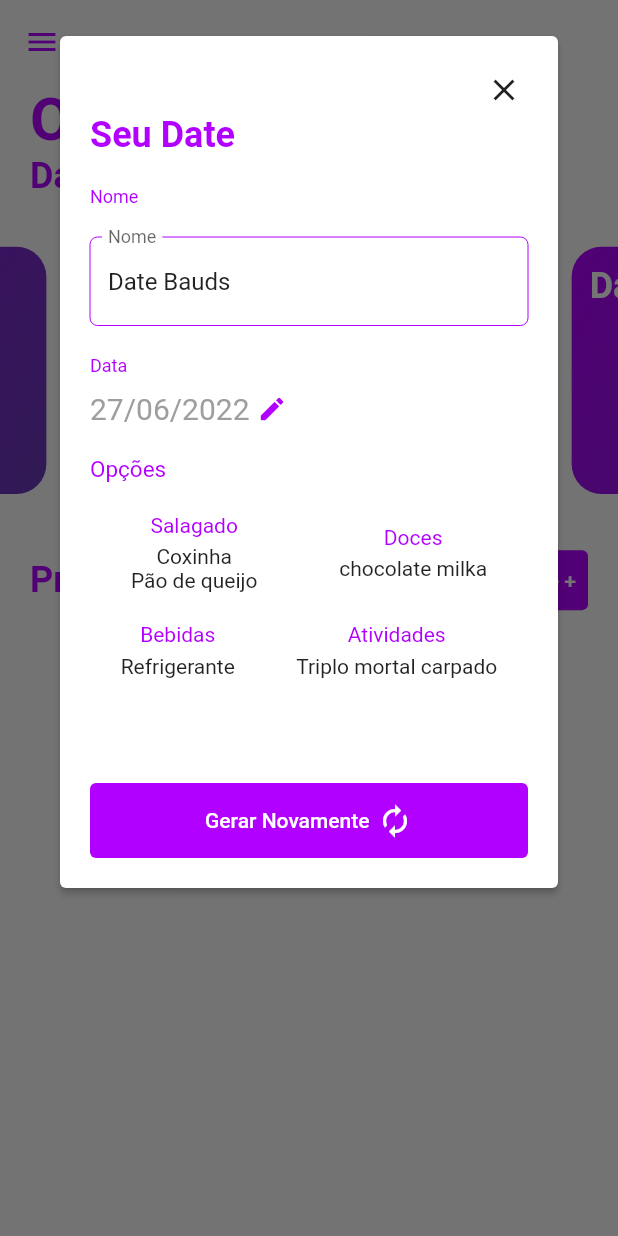
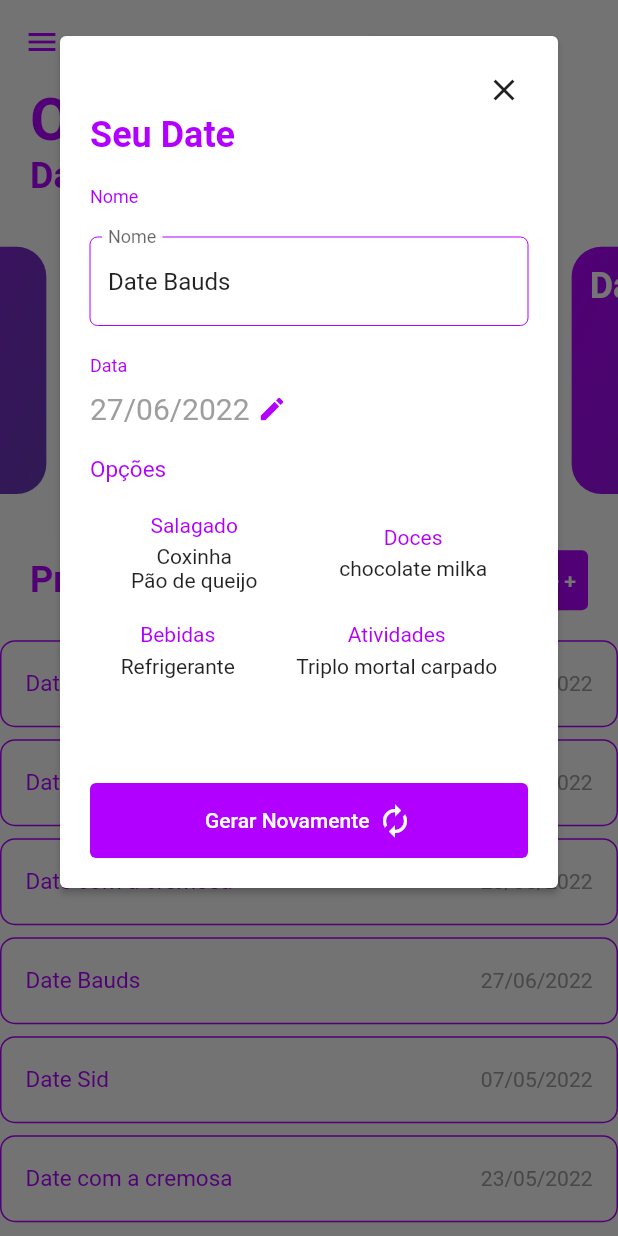
Before and after one commit to joao-vitor-machado/projeto-final-date-ideas, a Flutter app: the MainScreen screen opened by its route, after a tap on "Date Bauds", on a phone screen of 412 x 824 dp. Run offline on Flutter 3.47's test engine with Material 2 defaults, Android fonts, the light colour scheme and no system bars; drawn by our look-alikes of carousel_slider; missing offline and left inert: flutter_number_picker.

Commit message:
refatorando código João

```diff
--- a/lib/model/mock/dates_mock.dart
+++ b/lib/model/mock/dates_mock.dart
@@ -74,5 +74,53 @@ class DateMock {
       bebidas: ["Refrigerante"],
       atividades: ["Triplo mortal carpado"],
     ),
+    DateApp(
+      nome: "Date Bauds",
+      data: DateTime.now(),
+      salgados: ["Coxinha", "Pão de queijo"],
+      doces: ["chocolate milka"],
+      bebidas: ["Refrigerante"],
+      atividades: ["Triplo mortal carpado"],
+    ),
+    DateApp(
+      nome: "Date Sid",
+      data: DateTime.utc(2022, 5, 7),
+      salgados: ["Coxinha", "Pão de queijo"],
+      doces: ["chocolate milka"],
+      bebidas: ["Refrigerante"],
+      atividades: ["Triplo mortal carpado"],
+    ),
+    DateApp(
+      nome: "Date com a cremosa",
+      data: DateTime.utc(2022, 5, 23),
+      salgados: ["Coxinha", "Pão de queijo"],
+      doces: ["chocolate milka"],
+      bebidas: ["Refrigerante"],
+      atividades: ["Triplo mortal carpado"],
+    ),
+    DateApp(
+      nome: "Date Bauds",
+      data: DateTime.now(),
+      salgados: ["Coxinha", "Pão de queijo"],
+      doces: ["chocolate milka"],
+      bebidas: ["Refrigerante"],
+      atividades: ["Triplo mortal carpado"],
+    ),
+    DateApp(
+      nome: "Date Sid",
+      data: DateTime.utc(2022, 5, 7),
+      salgados: ["Coxinha", "Pão de queijo"],
+      doces: ["chocolate milka"],
+      bebidas: ["Refrigerante"],
+      atividades: ["Triplo mortal carpado"],
+    ),
+    DateApp(
+      nome: "Date com a cremosa",
+      data: DateTime.utc(2022, 5, 23),
+      salgados: ["Coxinha", "Pão de queijo"],
+      doces: ["chocolate milka"],
+      bebidas: ["Refrigerante"],
+      atividades: ["Triplo mortal carpado"],
+    ),
   ];
 }
--- a/lib/view/main_screen.dart
+++ b/lib/view/main_screen.dart
@@ -12,7 +12,6 @@ class MainScreen extends StatelessWidget {
 
   @override
   Widget build(BuildContext context) {
-    final screen = MediaQuery.of(context).size;
     final tema = Theme.of(context).colorScheme;
 
     return Scaffold(
@@ -49,15 +48,7 @@ class MainScreen extends StatelessWidget {
                     ],
                   ),
                 ),
-                // Expanded(
-                //   child: Container(
-                //     child: ListView(
-                //       children: DateMock.dates
-                //           .map((element) => DateTile(dataApp: element))
-                //           .toList(),
-                //     ),
-                //   ),
-                // )
+                dateList(context),
               ],
             ),
           ),
@@ -152,4 +143,15 @@ class MainScreen extends StatelessWidget {
           backgroundColor: tema.primary, minimumSize: Size(60, 40)),
     );
   }
+
+  Widget dateList(BuildContext context) {
+    return Container(
+      height: 400,
+      child: ListView(
+        children: DateMock.dates
+            .map((element) => DateTile(dataApp: element))
+            .toList(),
+      ),
+    );
+  }
 }
--- a/lib/widgets/date_card.dart
+++ b/lib/widgets/date_card.dart
@@ -1,8 +1,5 @@
-import 'package:carousel_slider/carousel_slider.dart';
 import 'package:flutter/material.dart';
-
 import '../model/date.dart';
-import '../model/mock/dates_mock.dart';
 import '../view/date_dialog.dart';
 
 class DateCard extends StatelessWidget {
@@ -13,18 +10,6 @@ class DateCard extends StatelessWidget {
   Widget build(BuildContext context) {
     final screen = MediaQuery.of(context).size;
     final tema = Theme.of(context).colorScheme;
-
-    Widget dateElementsListGenerate(List<String> list) {
-      return Column(
-        mainAxisAlignment: MainAxisAlignment.spaceBetween,
-        children: list
-            .map((element) => Text(
-                  element,
-                  style: TextStyle(color: tema.secondary),
-                ))
-            .toList(),
-      );
-    }
 
     return GestureDetector(
       onTap: () {
@@ -48,52 +33,20 @@ class DateCard extends StatelessWidget {
                   end: Alignment.bottomRight,
                   colors: [tema.primary, Colors.deepPurple],
                 ),
-                borderRadius: BorderRadius.all(Radius.circular(20)),
+                borderRadius: const BorderRadius.all(Radius.circular(20)),
               ),
               child: Padding(
                 padding: const EdgeInsets.all(12.0),
                 child: Column(
                   children: [
-                    Row(
-                      children: [
-                        Text(
-                          dateApp.nome,
-                          style: TextStyle(
-                            fontSize: 24,
-                            fontWeight: FontWeight.bold,
-                            color: tema.secondary,
-                            fontFamily: "Roboto",
-                          ),
-                        )
-                      ],
-                    ),
+                    nomeDate(context),
                     Padding(
                       padding: const EdgeInsets.only(top: 10.0),
                       child: Row(
                         mainAxisAlignment: MainAxisAlignment.spaceAround,
                         children: [
-                          Column(
-                            children: [
-                              Text(
-                                "Salgados",
-                                style: TextStyle(
-                                    color: tema.secondary,
-                                    fontWeight: FontWeight.bold),
-                              ),
-                              dateElementsListGenerate(dateApp.salgados),
-                            ],
-                          ),
-                          Column(
-                            children: [
-                              Text(
-                                "Doces",
-                                style: TextStyle(
-                                    color: tema.secondary,
-                                    fontWeight: FontWeight.bold),
-                              ),
-                              dateElementsListGenerate(dateApp.doces)
-                            ],
-                          ),
+                          salgadosList(context),
+                          docesList(context),
                         ],
                       ),
                     )
@@ -106,4 +59,64 @@ class DateCard extends StatelessWidget {
       ),
     );
   }
+
+  Widget dateElementsListGenerate(BuildContext context, List<String> list) {
+    final tema = Theme.of(context).colorScheme;
+
+    return Column(
+      mainAxisAlignment: MainAxisAlignment.spaceBetween,
+      children: list
+          .map((element) => Text(
+                element,
+                style: TextStyle(color: tema.secondary),
+              ))
+          .toList(),
+    );
+  }
+
+  Widget nomeDate(BuildContext context) {
+    final tema = Theme.of(context).colorScheme;
+
+    return Row(
+      children: [
+        Text(
+          dateApp.nome,
+          style: TextStyle(
+            fontSize: 24,
+            fontWeight: FontWeight.bold,
+            color: tema.secondary,
+            fontFamily: "Roboto",
+          ),
+        )
+      ],
+    );
+  }
+
+  Widget salgadosList(BuildContext context) {
+    final tema = Theme.of(context).colorScheme;
+
+    return Column(
+      children: [
+        Text(
+          "Salgados",
+          style: TextStyle(color: tema.secondary, fontWeight: FontWeight.bold),
+        ),
+        dateElementsListGenerate(context, dateApp.salgados),
+      ],
+    );
+  }
+
+  Widget docesList(BuildContext context) {
+    final tema = Theme.of(context).colorScheme;
+
+    return Column(
+      children: [
+        Text(
+          "Doces",
+          style: TextStyle(color: tema.secondary, fontWeight: FontWeight.bold),
+        ),
+        dateElementsListGenerate(context, dateApp.doces)
+      ],
+    );
+  }
 }
--- a/lib/widgets/date_picker.dart
+++ b/lib/widgets/date_picker.dart
@@ -2,11 +2,9 @@ import 'package:flutter/material.dart';
 import 'package:intl/intl.dart';
 
 class DatePickerWidget extends StatefulWidget {
-  DateTime? data;
+  DateTime data = DateTime.now();
   DatePickerWidget({Key? key, DateTime? data}) : super(key: key) {
-    if (data == null) {
-      this.data = DateTime.now();
-    } else {
+    if (data != null) {
       this.data = data;
     }
   }
@@ -19,17 +17,17 @@ class _DatePickerWidgetState extends State<DatePickerWidget> {
   @override
   Widget build(BuildContext context) {
     final tema = Theme.of(context).colorScheme;
-    DateTime data = DateTime.now();
+    // DateTime data = DateTime.now();
 
     Future<void> _selectDate(BuildContext context) async {
       final DateTime? picked = await showDatePicker(
           context: context,
-          initialDate: data,
+          initialDate: widget.data,
           firstDate: DateTime(2015, 8),
           lastDate: DateTime(2101));
-      if (picked != null && picked != data) {
+      if (picked != null && picked != widget.data) {
         setState(() {
-          data = picked;
+          widget.data = picked;
         });
       }
     }
@@ -37,10 +35,10 @@ class _DatePickerWidgetState extends State<DatePickerWidget> {
     return Row(
       children: [
         Text(
-          DateFormat("dd/MM/yyyy").format(data),
+          DateFormat("dd/MM/yyyy").format(widget.data),
           style: TextStyle(color: tema.tertiary, fontSize: 20),
         ),
-        SizedBox(
+        const SizedBox(
           width: 5,
         ),
         GestureDetector(
```
Also changed, not shown: lib/view/new_date_dialog.dart (+93 -85 lines).
